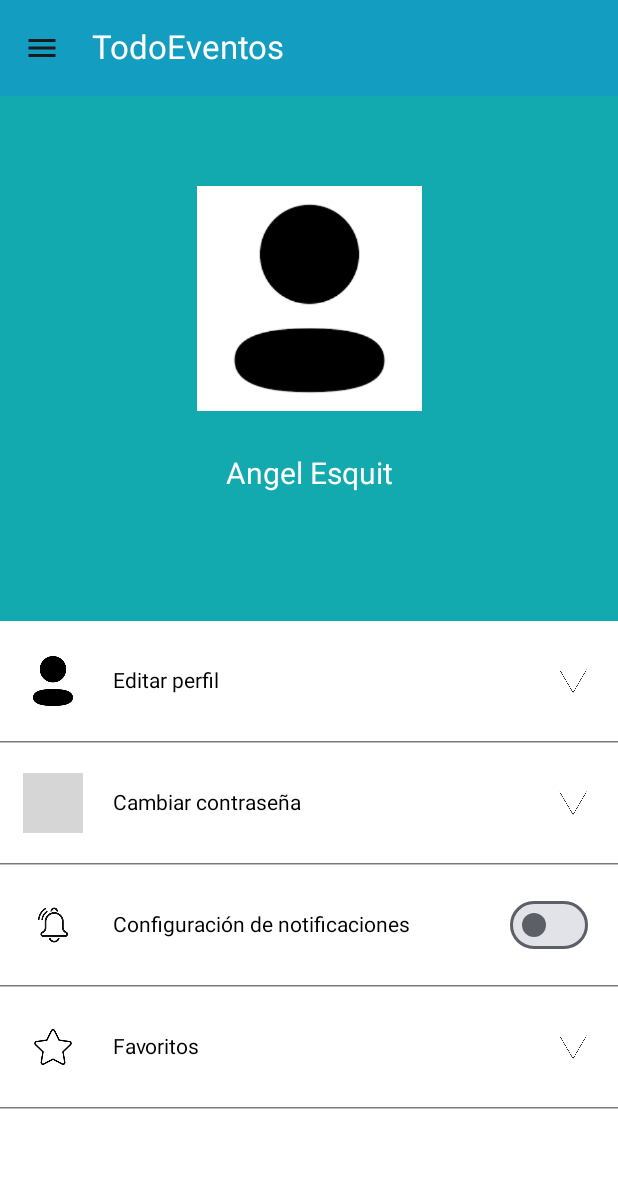
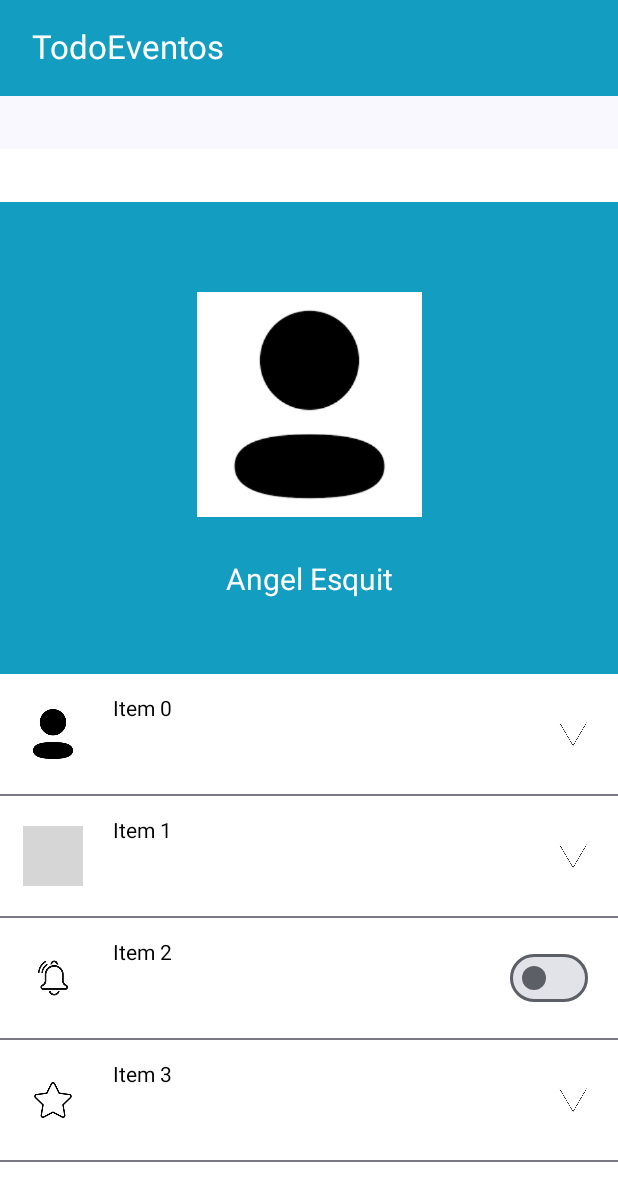
Before and after one commit to AngelEsquit/Lab5, an Android app built with Jetpack Compose: the ProfileScreen screen opened through its navigation route, on a phone screen of 412 x 824 dp. Shown: the top 1201 px of the screen. Run offline under Robolectric (Android 15) with nearby library versions, the phone set to English and light mode, and no system bars; our stand-ins replace accompanist; grey boxes are pictures that could not be loaded.

Commit message:
Revert "Navegación completa"
This reverts commit 108858cba381584428e65d4273933dcd6413548a.

```diff
--- a/app/src/main/java/com/example/lab5/Description.kt
+++ b/app/src/main/java/com/example/lab5/Description.kt
@@ -34,16 +34,14 @@ import com.example.lab5.ui.theme.Lab5Theme
 @Composable
 fun DescriptionScreen(navController: NavController = rememberNavController()) {
     val color1 = Color(0xFF139DC0)
-    val color2 = Color(0xFF13AAAF)
 
-    LazyColumn (modifier = Modifier
-        .fillMaxSize()
-        .background(color = Color.White)) {
+    LazyColumn {
         item {
             Row (modifier = Modifier
-                .height(240.dp)
+                .height(350.dp)
+                .padding(top = 35.dp)
                 .fillMaxWidth()
-                .background(color = color2)
+                .background(color = color1)
             ) {
 
             }
--- a/app/src/main/java/com/example/lab5/MainActivity.kt
+++ b/app/src/main/java/com/example/lab5/MainActivity.kt
@@ -8,7 +8,6 @@ import androidx.activity.compose.setContent
 import androidx.activity.enableEdgeToEdge
 import androidx.compose.foundation.Image
 import androidx.compose.foundation.background
-import androidx.compose.foundation.clickable
 import androidx.compose.foundation.layout.Arrangement
 import androidx.compose.foundation.layout.Column
 import androidx.compose.foundation.layout.PaddingValues
@@ -28,25 +27,15 @@ import androidx.compose.foundation.lazy.grid.LazyVerticalGrid
 import androidx.compose.foundation.lazy.items
 import androidx.compose.foundation.verticalScroll
 import androidx.compose.material3.Card
-import androidx.compose.material3.Divider
-import androidx.compose.material3.DrawerValue
 import androidx.compose.material3.ExperimentalMaterial3Api
-import androidx.compose.material3.HorizontalDivider
-import androidx.compose.material3.Icon
-import androidx.compose.material3.IconButton
-import androidx.compose.material3.ModalDrawerSheet
-import androidx.compose.material3.ModalNavigationDrawer
 import androidx.compose.material3.Scaffold
 import androidx.compose.material3.Text
 import androidx.compose.material3.TopAppBar
 import androidx.compose.material3.TopAppBarDefaults
-import androidx.compose.material3.rememberDrawerState
 import androidx.compose.runtime.Composable
-import androidx.compose.runtime.mutableStateOf
-import androidx.compose.runtime.remember
-import androidx.compose.runtime.rememberCoroutineScope
 import androidx.compose.ui.Alignment
 import androidx.compose.ui.Modifier
+import androidx.compose.ui.draw.shadow
 import androidx.compose.ui.graphics.Color
 import androidx.compose.ui.modifier.modifierLocalMapOf
 import androidx.compose.ui.res.painterResource
@@ -60,7 +49,6 @@ import androidx.navigation.compose.rememberNavController
 import com.google.accompanist.systemuicontroller.rememberSystemUiController
 import com.example.lab5.ui.theme.Lab5Theme
 import com.example.lab5.AppNavigation
-import kotlinx.coroutines.launch
 
 @OptIn(ExperimentalMaterial3Api::class)
 class MainActivity : ComponentActivity() {
@@ -69,91 +57,20 @@ class MainActivity : ComponentActivity() {
         enableEdgeToEdge()
         setContent {
             val navController = rememberNavController()
-            val drawerState = rememberDrawerState(initialValue = DrawerValue.Closed)
-            val scope = rememberCoroutineScope()
 
             Lab5Theme {
-                ModalNavigationDrawer(
-                    drawerState = drawerState,
-                    drawerContent = {
-                        ModalDrawerSheet (){
-                            // Contenido del Drawer
-                            Row (modifier = Modifier.fillMaxWidth(),
-                                horizontalArrangement = Arrangement.Center) {
-                                Text("Menú",
-                                    modifier = Modifier.padding(vertical = 25.dp),
-                                    fontSize = 20.sp)
-                            }
-                            HorizontalDivider(modifier = Modifier.padding(bottom = 20.dp))
-                            Row (modifier = Modifier
-                                .fillMaxWidth()
-                                .clickable {
-                                navController.navigate("home")
-                                scope.launch { drawerState.close() }
-                            }) {
-                                Text("Inicio", modifier = Modifier.padding(16.dp))
-                            }
-                            Row (modifier = Modifier
-                                .fillMaxWidth()
-                                .clickable {
-                                navController.navigate("list")
-                                scope.launch { drawerState.close() }
-                            }) {
-                                Text("Listado de Conciertos", modifier = Modifier.padding(16.dp))
-                            }
-                            Row (modifier = Modifier
-                                .fillMaxWidth()
-                                .clickable {
-                                navController.navigate("desc")
-                                scope.launch { drawerState.close() }
-                            }) {
-                                Text("Descripción de concierto", modifier = Modifier.padding(16.dp))
-                            }
-                            Row (modifier = Modifier
-                                .fillMaxWidth()
-                                .clickable {
-                                navController.navigate("profile")
-                                scope.launch { drawerState.close() }
-                            }) {
-                            Text("Perfil", modifier = Modifier.padding(16.dp))
-                            }
-                        }
-                    })
-                {
-                    Scaffold(
-                        topBar = {
-                            TopAppBar(
-                                title = {
-                                    Text(
-                                        text = "TodoEventos",
-                                        modifier = Modifier
-                                            .padding(start = 5.dp)
-                                            .clickable {
-                                                navController.navigate("home")
-                                            }
-                                    )
-                                },
-                                colors = TopAppBarDefaults.topAppBarColors(
-                                    containerColor = Color(0xFF139DC0),
-                                    titleContentColor = Color.White,
-                                    actionIconContentColor = Color.White
-                                ),
-                                navigationIcon = {
-                                    IconButton(onClick = { scope.launch { drawerState.open() } }) {
-                                        Icon(
-                                            painter = painterResource(id = R.drawable.ic_menu),
-                                            contentDescription = "Menú"
-                                        )
-                                    }
-                                }
+                Scaffold(
+                    topBar = {
+                        TopAppBar(
+                            title = { Text(text = "TodoEventos", modifier = Modifier.padding(start = 5.dp)) },
+                            colors = TopAppBarDefaults.topAppBarColors(
+                                containerColor = Color(0xFF139DC0), // Color de fondo
+                                titleContentColor = Color.White, // Color del título
+                                actionIconContentColor = Color.White // Color de los iconos
                             )
-                        },
-                        modifier = Modifier
-                            .background(color = Color.White)
-                            .fillMaxSize()
-                    ) { innerPadding ->
-                        AppNavigation(navController = navController, innerPadding = innerPadding)
-                    }
+                        )
+                    }) { innerPadding ->
+                    AppNavigation(navController = navController, innerPadding = innerPadding)
                 }
             }
         }
@@ -185,7 +102,7 @@ fun HomeScreen(navController: NavController = rememberNavController()) {
 
     val systemUiController = rememberSystemUiController()
     val color1 = Color(0xFF139DC0)
-    val color2 = Color(0xFF13AAAF)
+    val color2 = Color(0xAB13BAC0)
 
     systemUiController.setSystemBarsColor(
         color = color1,
@@ -230,9 +147,6 @@ fun HomeScreen(navController: NavController = rememberNavController()) {
                             modifier = Modifier
                                 .weight(1f)
                                 .heightIn(min = 135.dp)
-                                .clickable {
-                                    navController.navigate("desc")
-                                }
                         ) {
                             Column (modifier = Modifier
                                 .fillMaxSize()){
@@ -305,9 +219,6 @@ fun HomeScreen(navController: NavController = rememberNavController()) {
                             modifier = Modifier
                                 .weight(1f)
                                 .heightIn(min = 135.dp)
-                                .clickable {
-                                    navController.navigate("desc")
-                                }
                         ) {
                             Column (modifier = Modifier
                                 .fillMaxSize()){
--- a/app/src/main/java/com/example/lab5/PantallaListado.kt
+++ b/app/src/main/java/com/example/lab5/PantallaListado.kt
@@ -7,7 +7,6 @@ import androidx.activity.enableEdgeToEdge
 import androidx.compose.foundation.Image
 import androidx.compose.foundation.background
 import androidx.compose.foundation.border
-import androidx.compose.foundation.clickable
 import androidx.compose.foundation.layout.Arrangement
 import androidx.compose.foundation.layout.Box
 import androidx.compose.foundation.layout.Column
@@ -19,7 +18,6 @@ import androidx.compose.foundation.layout.padding
 import androidx.compose.foundation.layout.size
 import androidx.compose.foundation.lazy.LazyColumn
 import androidx.compose.material3.Divider
-import androidx.compose.material3.HorizontalDivider
 import androidx.compose.material3.Scaffold
 import androidx.compose.material3.Text
 import androidx.compose.runtime.Composable
@@ -52,15 +50,13 @@ fun ListScreen(navController: NavController = rememberNavController()) {
     )
 
     LazyColumn (modifier = Modifier
+        .padding(top = 35.dp)
         .background(color = Color.White)) {
         items(imageIds.size) { index ->
             Row (modifier = Modifier
                 .fillMaxWidth()
                 .height(80.dp)
-                .background(color = Color.White)
-                .clickable {
-                    navController.navigate("desc")
-                },
+                .background(color = Color.White),
                 verticalAlignment = Alignment.CenterVertically){
                 Box (modifier = Modifier.padding(start = 15.dp)){
                     Image(
@@ -99,10 +95,8 @@ fun ListScreen(navController: NavController = rememberNavController()) {
                     )
                 }
             }
-            HorizontalDivider(
-                modifier = Modifier
-                    .fillMaxWidth()
-            )
+            Divider(modifier = Modifier
+                .fillMaxWidth())
         }
     }
 }
--- a/app/src/main/java/com/example/lab5/Perfil.kt
+++ b/app/src/main/java/com/example/lab5/Perfil.kt
@@ -19,7 +19,6 @@ import androidx.compose.foundation.layout.size
 import androidx.compose.foundation.lazy.LazyColumn
 import androidx.compose.material3.Button
 import androidx.compose.material3.Divider
-import androidx.compose.material3.HorizontalDivider
 import androidx.compose.material3.Scaffold
 import androidx.compose.material3.Switch
 import androidx.compose.material3.Text
@@ -49,19 +48,20 @@ fun ProfileScreen(navController: NavController = rememberNavController()) {
 
 
     val color1 = Color(0xFF139DC0)
-    val color2 = Color(0xFF13AAAF)
 
     // Estado del switch
     val isChecked = remember { mutableStateOf(false) }
 
     Column (modifier = Modifier
+        .padding(top = 35.dp)
         .fillMaxSize()
         .background(color = Color.White)
     ) {
         Column (modifier = Modifier
             .height(350.dp)
+            .padding(top = 35.dp)
             .fillMaxWidth()
-            .background(color = color2),
+            .background(color = color1),
             horizontalAlignment = Alignment.CenterHorizontally
         ) {
             Box (modifier = Modifier.padding(top = 60.dp)){
@@ -85,16 +85,6 @@ fun ProfileScreen(navController: NavController = rememberNavController()) {
         LazyColumn (modifier = Modifier
             .background(color = Color.White)) {
             items(4) { index ->
-                var text = ""
-                if (index == 0) {
-                    text = "Editar perfil"
-                } else if (index == 1) {
-                    text = "Cambiar contraseña"
-                } else if (index == 2) {
-                    text = "Configuración de notificaciones"
-                } else if (index == 3) {
-                    text = "Favoritos"
-                }
                 Row (modifier = Modifier
                     .fillMaxWidth()
                     .height(80.dp)
@@ -112,10 +102,9 @@ fun ProfileScreen(navController: NavController = rememberNavController()) {
                     Column (modifier = Modifier
                         .weight(1f)
                         .fillMaxSize()
-                        .padding(vertical = 15.dp),
-                        verticalArrangement = Arrangement.Center) {
+                        .padding(vertical = 15.dp)) {
                         Text(
-                            text = "$text",
+                            text = "Item $index",
                             style = TextStyle(color = Color.Black),
                             modifier = Modifier
                                 .padding(start = 20.dp)
@@ -137,10 +126,8 @@ fun ProfileScreen(navController: NavController = rememberNavController()) {
                         }
                     }
                 }
-                HorizontalDivider(
-                    modifier = Modifier
-                        .fillMaxWidth()
-                )
+                Divider(modifier = Modifier
+                    .fillMaxWidth())
             }
         }
     }
--- a/app/src/main/res/drawable/ic_menu.xml
+++ /dev/null
@@ -1,5 +0,0 @@
-<vector xmlns:android="http://schemas.android.com/apk/res/android" android:height="24dp" android:tint="#FFFFFF" android:viewportHeight="24" android:viewportWidth="24" android:width="24dp">
-
-    <path android:fillColor="@android:color/white" android:pathData="M3,18h18v-2L3,16v2zM3,13h18v-2L3,11v2zM3,6v2h18L21,6L3,6z"/>
-
-</vector>
```
